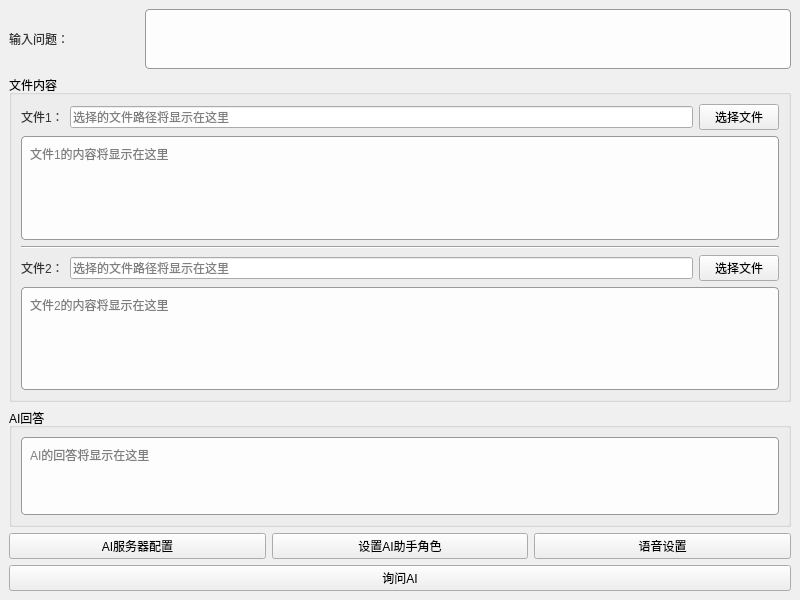
Old version of the form ui/mainwindow.ui in the repository zhaoliangcn/freeAIAssist.
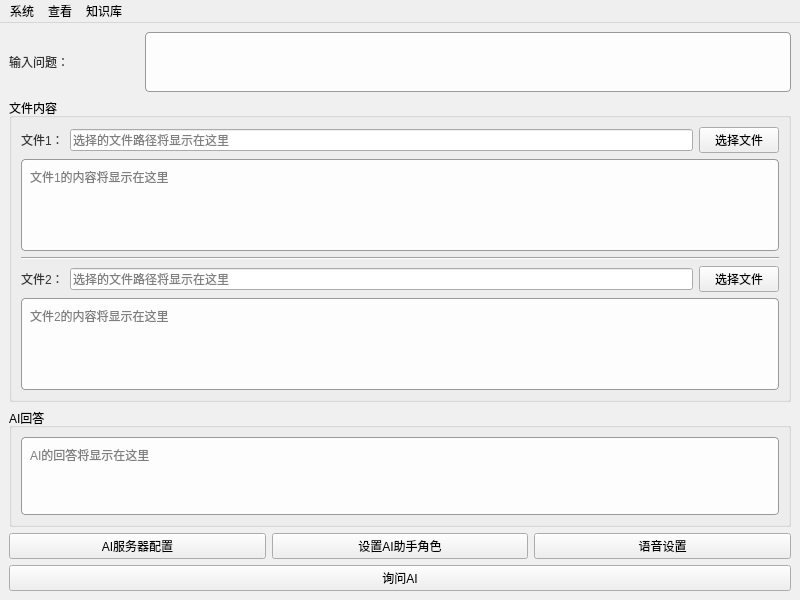
New version of the form. Icons and pictures are not drawn.

```diff
--- a/ui/mainwindow.ui
+++ b/ui/mainwindow.ui
@@ -266,6 +266,58 @@
     </item>
    </layout>
   </widget>
+  <widget class="QMenuBar" name="menuBar">
+   <property name="geometry">
+    <rect>
+     <x>0</x>
+     <y>0</y>
+     <width>800</width>
+     <height>22</height>
+    </rect>
+   </property>
+   <widget class="QMenu" name="menuSystem">
+    <property name="title">
+     <string>系统</string>
+    </property>
+    <addaction name="actionexit"/>
+   </widget>
+   <widget class="QMenu" name="menuview">
+    <property name="title">
+     <string>查看</string>
+    </property>
+    <addaction name="actionchathistory"/>
+    <addaction name="actioncommonprompt"/>
+   </widget>
+   <widget class="QMenu" name="menu">
+    <property name="title">
+     <string>知识库</string>
+    </property>
+    <addaction name="actionfileimport"/>
+   </widget>
+   <addaction name="menuSystem"/>
+   <addaction name="menuview"/>
+   <addaction name="menu"/>
+  </widget>
+  <action name="actionexit">
+   <property name="text">
+    <string>退出</string>
+   </property>
+  </action>
+  <action name="actionchathistory">
+   <property name="text">
+    <string>聊天历史</string>
+   </property>
+  </action>
+  <action name="actioncommonprompt">
+   <property name="text">
+    <string>常用系统提示</string>
+   </property>
+  </action>
+  <action name="actionfileimport">
+   <property name="text">
+    <string>文件导入</string>
+   </property>
+  </action>
  </widget>
  <resources/>
  <connections/>
```
Left out of the diff: 15 changed lines with no effect on the pictures.
